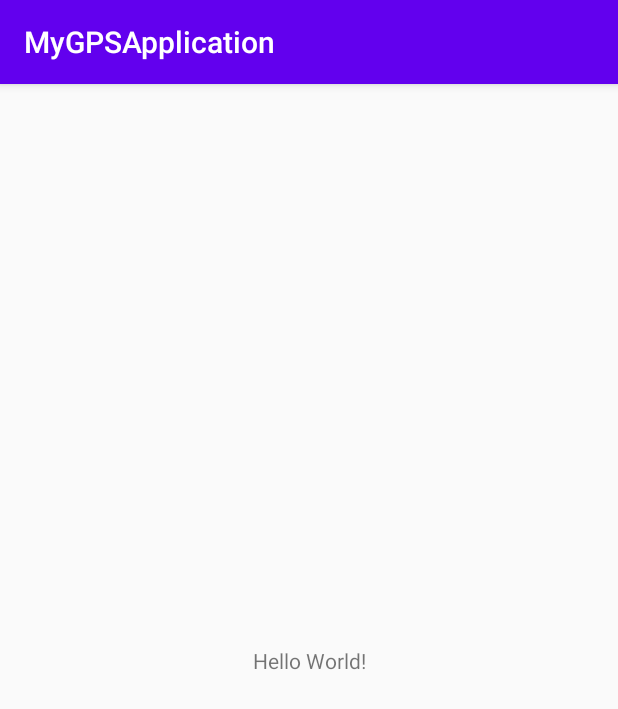
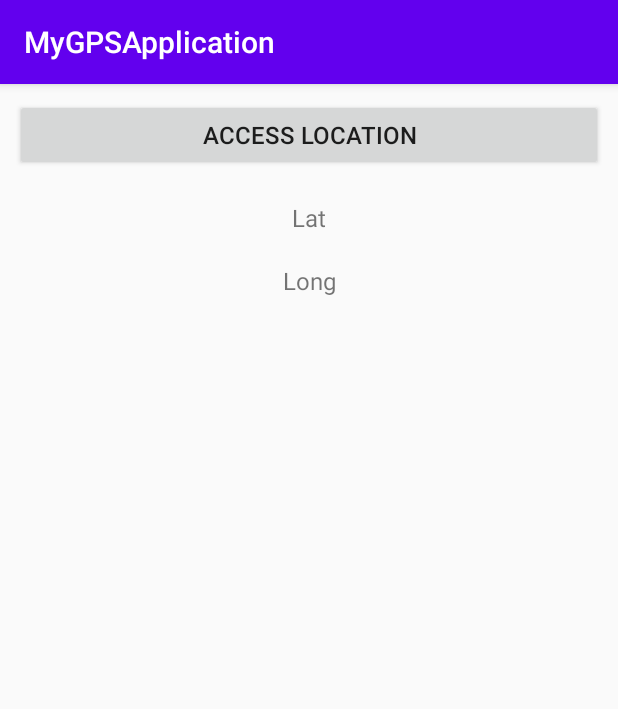
Before and after one commit to aditya-varale/GPS, an Android app: the screen it shows after launch (MainActivity), on a phone screen of 412 x 824 dp. Shown: the top 709 px of the screen. Run offline under Robolectric (Android 15) with nearby library versions, the phone set to English and light mode, and no system bars.

Commit message:
Initial Release(Fused Location)

```diff
--- a/app/build.gradle
+++ b/app/build.gradle
@@ -29,5 +29,6 @@ dependencies {
     testImplementation 'junit:junit:4.12'
     androidTestImplementation 'androidx.test.ext:junit:1.1.2'
     androidTestImplementation 'androidx.test.espresso:espresso-core:3.3.0'
+    implementation 'com.google.android.gms:play-services-location:18.0.0'
 
 }
--- a/app/src/main/AndroidManifest.xml
+++ b/app/src/main/AndroidManifest.xml
@@ -1,6 +1,9 @@
 <?xml version="1.0" encoding="utf-8"?>
 <manifest xmlns:android="http://schemas.android.com/apk/res/android"
     package="com.example.mygpsapplication">
+
+    <uses-permission android:name="android.permission.ACCESS_FINE_LOCATION" />
+    <uses-permission android:name="android.permission.ACCESS_COARSE_LOCATION" />
 
     <application
         android:allowBackup="true"
--- a/app/src/main/java/com/example/mygpsapplication/MainActivity.java
+++ b/app/src/main/java/com/example/mygpsapplication/MainActivity.java
@@ -1,14 +1,77 @@
 package com.example.mygpsapplication;
 
 import androidx.appcompat.app.AppCompatActivity;
+import androidx.core.app.ActivityCompat;
+import androidx.core.content.ContextCompat;
 
+import android.Manifest;
+import android.content.pm.PackageManager;
+import android.location.Location;
 import android.os.Bundle;
+import android.view.View;
+import android.widget.Button;
+import android.widget.TextView;
+
+import com.google.android.gms.location.FusedLocationProviderClient;
+import com.google.android.gms.location.LocationServices;
+import com.google.android.gms.tasks.OnSuccessListener;
 
 public class MainActivity extends AppCompatActivity {
+
+    private Button btn_location;
+    private TextView tv_lat, tv_long;
+    private FusedLocationProviderClient fusedLocationProviderClient;
 
     @Override
     protected void onCreate(Bundle savedInstanceState) {
         super.onCreate(savedInstanceState);
         setContentView(R.layout.activity_main);
+
+
+        if (ContextCompat.checkSelfPermission(MainActivity.this, Manifest.permission.ACCESS_COARSE_LOCATION)
+                != PackageManager.PERMISSION_GRANTED) {
+            ActivityCompat.requestPermissions(MainActivity.this, new String[]{Manifest.permission.ACCESS_COARSE_LOCATION}, 1);
+        }
+
+        if (ContextCompat.checkSelfPermission(MainActivity.this, Manifest.permission.ACCESS_FINE_LOCATION)
+                != PackageManager.PERMISSION_GRANTED) {
+            ActivityCompat.requestPermissions(MainActivity.this, new String[]{Manifest.permission.ACCESS_FINE_LOCATION}, 1);
+        }
+
+        fusedLocationProviderClient = LocationServices.getFusedLocationProviderClient(MainActivity.this);
+        findViewByIds();
+
+        justCallButton();
+    }
+
+    private void findViewByIds() {
+        btn_location = findViewById(R.id.btn_location);
+        tv_lat = findViewById(R.id.tv_lat);
+        tv_long = findViewById(R.id.tv_long);
+    }
+
+    private void justCallButton() {
+        btn_location.setOnClickListener(new View.OnClickListener() {
+            @Override
+            public void onClick(View v) {
+
+                if (ActivityCompat.checkSelfPermission(MainActivity.this, Manifest.permission.ACCESS_COARSE_LOCATION) != PackageManager.PERMISSION_GRANTED) {
+                    ActivityCompat.requestPermissions(MainActivity.this, new String[]{Manifest.permission.ACCESS_COARSE_LOCATION}, 1);
+                    return;
+                }
+
+                fusedLocationProviderClient.getLastLocation().addOnSuccessListener(MainActivity.this,
+                        new OnSuccessListener<Location>() {
+                            @Override
+                            public void onSuccess(Location location) {
+
+                                if(location != null) {
+                                    tv_lat.setText(String.valueOf(location.getLatitude()));
+                                    tv_long.setText(String.valueOf(location.getLongitude()));
+                                }
+                            }
+                        });
+                }
+        });
     }
 }
--- a/app/src/main/res/layout/activity_main.xml
+++ b/app/src/main/res/layout/activity_main.xml
@@ -1,18 +1,45 @@
 <?xml version="1.0" encoding="utf-8"?>
-<androidx.constraintlayout.widget.ConstraintLayout xmlns:android="http://schemas.android.com/apk/res/android"
+<LinearLayout xmlns:android="http://schemas.android.com/apk/res/android"
     xmlns:app="http://schemas.android.com/apk/res-auto"
     xmlns:tools="http://schemas.android.com/tools"
     android:layout_width="match_parent"
     android:layout_height="match_parent"
+    android:orientation="vertical"
     tools:context=".MainActivity">
 
+    <Button
+        android:id="@+id/btn_location"
+        android:layout_width="match_parent"
+        android:layout_height="wrap_content"
+        android:text="Access Location"
+        android:layout_gravity="center"
+        android:gravity="center"
+        android:layout_margin="10dp"
+        android:layout_marginTop="10dp"
+        android:textSize="16dp"/>
+
+
     <TextView
-        android:layout_width="wrap_content"
+        android:id="@+id/tv_lat"
+        android:layout_width="match_parent"
         android:layout_height="wrap_content"
-        android:text="Hello World!"
-        app:layout_constraintBottom_toBottomOf="parent"
-        app:layout_constraintLeft_toLeftOf="parent"
-        app:layout_constraintRight_toRightOf="parent"
-        app:layout_constraintTop_toTopOf="parent" />
+        android:text="Lat"
+        android:layout_gravity="center"
+        android:gravity="center"
+        android:layout_margin="10dp"
+        android:layout_marginTop="10dp"
+        android:textSize="16dp"/>
 
-</androidx.constraintlayout.widget.ConstraintLayout>
+
+    <TextView
+        android:id="@+id/tv_long"
+        android:layout_width="match_parent"
+        android:layout_height="wrap_content"
+        android:text="Long"
+        android:layout_gravity="center"
+        android:gravity="center"
+        android:layout_margin="10dp"
+        android:layout_marginTop="10dp"
+        android:textSize="16dp"/>
+
+</LinearLayout>
```
